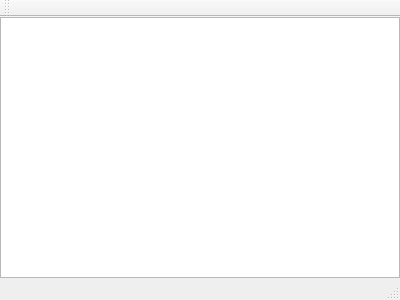
Above: roundabout.ui from elektrokokke/Roundabout before the change. Below: the same form after it.
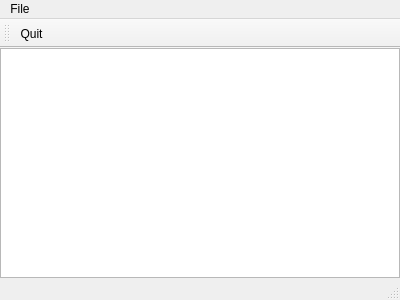
That is the form after the change.

```diff
--- a/roundabout.ui
+++ b/roundabout.ui
@@ -48,16 +48,38 @@
      <height>21</height>
     </rect>
    </property>
+   <widget class="QMenu" name="menuFile">
+    <property name="title">
+     <string>File</string>
+    </property>
+    <addaction name="actionQuit"/>
+   </widget>
+   <addaction name="menuFile"/>
   </widget>
   <widget class="QToolBar" name="mainToolBar">
+   <property name="movable">
+    <bool>true</bool>
+   </property>
+   <property name="allowedAreas">
+    <set>Qt::AllToolBarAreas</set>
+   </property>
+   <property name="floatable">
+    <bool>false</bool>
+   </property>
    <attribute name="toolBarArea">
     <enum>TopToolBarArea</enum>
    </attribute>
    <attribute name="toolBarBreak">
     <bool>false</bool>
    </attribute>
+   <addaction name="actionQuit"/>
   </widget>
   <widget class="QStatusBar" name="statusBar"/>
+  <action name="actionQuit">
+   <property name="text">
+    <string>Quit</string>
+   </property>
+  </action>
  </widget>
  <layoutdefault spacing="6" margin="11"/>
  <resources/>
```
Left out of the diff: 19 changed lines with no effect on the pictures.
